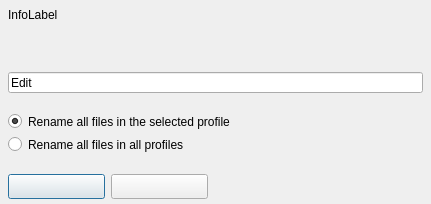
Above: src/forms/RenameAllScreenshotsFormUnit.ui from Eldricos/D-Fend-Reborn before the change. Below: the same form after it.
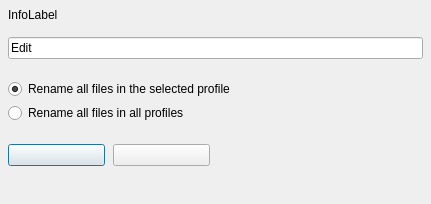
That is the form after the change.

Commit message: Remaining dialogs: Qt layouts instead of fixed pixel positions

The edit to the form file:
```diff
--- a/src/forms/RenameAllScreenshotsFormUnit.ui
+++ b/src/forms/RenameAllScreenshotsFormUnit.ui
@@ -8,43 +8,150 @@
     <property name="vclPosition" stdset="0"><string notr="true">poOwnerFormCenter</string></property>
     <property name="vclDesignWidth" stdset="0"><number>431</number></property>
     <property name="vclDesignHeight" stdset="0"><number>204</number></property>
+    <layout class="QVBoxLayout" name="RenameAllScreenshotsForm_Layout" stretch="0,0,0,0,0,0,0,1">
+      <property name="leftMargin"><number>8</number></property>
+      <property name="topMargin"><number>8</number></property>
+      <property name="rightMargin"><number>8</number></property>
+      <property name="bottomMargin"><number>8</number></property>
+      <property name="spacing"><number>0</number></property>
+      <item>
+        <layout class="QGridLayout" name="RenameAllScreenshotsForm_Section1" columnstretch="0,1">
+          <property name="leftMargin"><number>0</number></property>
+          <property name="topMargin"><number>0</number></property>
+          <property name="rightMargin"><number>0</number></property>
+          <property name="bottomMargin"><number>0</number></property>
+          <property name="horizontalSpacing"><number>8</number></property>
+          <property name="verticalSpacing"><number>4</number></property>
+          <item row="0" column="0" colspan="2">
     <widget class="QLabel" name="InfoLabel">
-      <property name="geometry"><rect><x>8</x><y>8</y><width>415</width><height>49</height></rect></property>
       <property name="text"><string>InfoLabel</string></property>
       <property name="textFormat"><enum>Qt::PlainText</enum></property>
       <property name="wordWrap"><bool>true</bool></property>
       <property name="alignment"><set>Qt::AlignLeft|Qt::AlignTop</set></property>
-    </widget>
+              <property name="minimumSize"><size><width>415</width><height>0</height></size></property>
+            </widget>
+          </item>
+          <item row="0" column="1">
+            <spacer name="RenameAllScreenshotsForm_Section1_HFill">
+              <property name="orientation"><enum>Qt::Horizontal</enum></property>
+              <property name="sizeHint" stdset="0"><size><width>0</width><height>0</height></size></property>
+            </spacer>
+          </item>
+        </layout>
+      </item>
+      <item>
+        <spacer name="RenameAllScreenshotsForm_Gap1">
+          <property name="orientation"><enum>Qt::Vertical</enum></property>
+          <property name="sizeType"><enum>QSizePolicy::Fixed</enum></property>
+          <property name="sizeHint" stdset="0"><size><width>0</width><height>15</height></size></property>
+        </spacer>
+      </item>
+      <item>
+        <layout class="QGridLayout" name="RenameAllScreenshotsForm_Section2" columnstretch="0,1">
+          <property name="leftMargin"><number>0</number></property>
+          <property name="topMargin"><number>0</number></property>
+          <property name="rightMargin"><number>0</number></property>
+          <property name="bottomMargin"><number>0</number></property>
+          <property name="horizontalSpacing"><number>8</number></property>
+          <property name="verticalSpacing"><number>4</number></property>
+          <item row="0" column="0" colspan="2">
     <widget class="QLineEdit" name="Edit">
-      <property name="geometry"><rect><x>8</x><y>72</y><width>415</width><height>21</height></rect></property>
       <property name="text"><string>Edit</string></property>
     </widget>
+          </item>
+          <item row="0" column="1">
+            <spacer name="RenameAllScreenshotsForm_Section2_HFill">
+              <property name="orientation"><enum>Qt::Horizontal</enum></property>
+              <property name="sizeHint" stdset="0"><size><width>0</width><height>0</height></size></property>
+            </spacer>
+          </item>
+        </layout>
+      </item>
+      <item>
+        <spacer name="RenameAllScreenshotsForm_Gap2">
+          <property name="orientation"><enum>Qt::Vertical</enum></property>
+          <property name="sizeType"><enum>QSizePolicy::Fixed</enum></property>
+          <property name="sizeHint" stdset="0"><size><width>0</width><height>20</height></size></property>
+        </spacer>
+      </item>
+      <item>
+        <layout class="QGridLayout" name="RenameAllScreenshotsForm_Section3" columnstretch="0,1">
+          <property name="leftMargin"><number>0</number></property>
+          <property name="topMargin"><number>0</number></property>
+          <property name="rightMargin"><number>0</number></property>
+          <property name="bottomMargin"><number>0</number></property>
+          <property name="horizontalSpacing"><number>8</number></property>
+          <property name="verticalSpacing"><number>4</number></property>
+          <item row="0" column="0" colspan="2">
+            <widget class="QRadioButton" name="ThisProfileRadioButton">
+              <property name="text"><string>Rename all files in the selected profile</string></property>
+              <property name="checked"><bool>true</bool></property>
+            </widget>
+          </item>
+          <item row="1" column="0" colspan="2">
+            <widget class="QRadioButton" name="AllProfilesRadioButton">
+              <property name="text"><string>Rename all files in all profiles</string></property>
+            </widget>
+          </item>
+          <item row="0" column="1">
+            <spacer name="RenameAllScreenshotsForm_Section3_HFill">
+              <property name="orientation"><enum>Qt::Horizontal</enum></property>
+              <property name="sizeHint" stdset="0"><size><width>0</width><height>0</height></size></property>
+            </spacer>
+          </item>
+        </layout>
+      </item>
+      <item>
+        <spacer name="RenameAllScreenshotsForm_Gap3">
+          <property name="orientation"><enum>Qt::Vertical</enum></property>
+          <property name="sizeType"><enum>QSizePolicy::Fixed</enum></property>
+          <property name="sizeHint" stdset="0"><size><width>0</width><height>21</height></size></property>
+        </spacer>
+      </item>
+      <item>
+        <layout class="QGridLayout" name="RenameAllScreenshotsForm_Section4" columnstretch="0,0,1">
+          <property name="leftMargin"><number>0</number></property>
+          <property name="topMargin"><number>0</number></property>
+          <property name="rightMargin"><number>0</number></property>
+          <property name="bottomMargin"><number>0</number></property>
+          <property name="horizontalSpacing"><number>8</number></property>
+          <property name="verticalSpacing"><number>4</number></property>
+          <item row="0" column="0" alignment="Qt::AlignLeft">
     <widget class="QPushButton" name="OKButton">
-      <property name="geometry"><rect><x>8</x><y>174</y><width>97</width><height>25</height></rect></property>
-      <property name="text"><string></string></property>
+              <property name="text"><string /></property>
       <property name="autoDefault"><bool>false</bool></property>
       <property name="vclKind" stdset="0"><string notr="true">bkOK</string></property>
       <property name="default"><bool>true</bool></property>
       <property name="vclModalResult" stdset="0"><string notr="true">mrOk</string></property>
       <property name="vclOnClick" stdset="0"><string notr="true">OKButtonClick</string></property>
-    </widget>
+              <property name="minimumSize"><size><width>97</width><height>0</height></size></property>
+            </widget>
+          </item>
+          <item row="0" column="1" alignment="Qt::AlignLeft">
     <widget class="QPushButton" name="CancelButton">
-      <property name="geometry"><rect><x>111</x><y>174</y><width>97</width><height>25</height></rect></property>
-      <property name="text"><string></string></property>
+              <property name="text"><string /></property>
       <property name="autoDefault"><bool>false</bool></property>
       <property name="vclKind" stdset="0"><string notr="true">bkCancel</string></property>
       <property name="vclCancel" stdset="0"><bool>true</bool></property>
       <property name="vclModalResult" stdset="0"><string notr="true">mrCancel</string></property>
-    </widget>
-    <widget class="QRadioButton" name="ThisProfileRadioButton">
-      <property name="geometry"><rect><x>8</x><y>113</y><width>415</width><height>17</height></rect></property>
-      <property name="text"><string>Rename all files in the selected profile</string></property>
-      <property name="checked"><bool>true</bool></property>
-    </widget>
-    <widget class="QRadioButton" name="AllProfilesRadioButton">
-      <property name="geometry"><rect><x>8</x><y>136</y><width>415</width><height>17</height></rect></property>
-      <property name="text"><string>Rename all files in all profiles</string></property>
-    </widget>
+              <property name="minimumSize"><size><width>97</width><height>0</height></size></property>
+            </widget>
+          </item>
+          <item row="0" column="2">
+            <spacer name="RenameAllScreenshotsForm_Section4_HFill">
+              <property name="orientation"><enum>Qt::Horizontal</enum></property>
+              <property name="sizeHint" stdset="0"><size><width>0</width><height>0</height></size></property>
+            </spacer>
+          </item>
+        </layout>
+      </item>
+      <item>
+        <spacer name="RenameAllScreenshotsForm_VFill">
+          <property name="orientation"><enum>Qt::Vertical</enum></property>
+          <property name="sizeHint" stdset="0"><size><width>0</width><height>0</height></size></property>
+        </spacer>
+      </item>
+    </layout>
   </widget>
   <tabstops>
     <tabstop>Edit</tabstop>
```
Left out of the diff: 6 changed lines with no effect on the pictures. Lines whose indentation alone changed are shown as unchanged. The commit also changes 102 other files.
